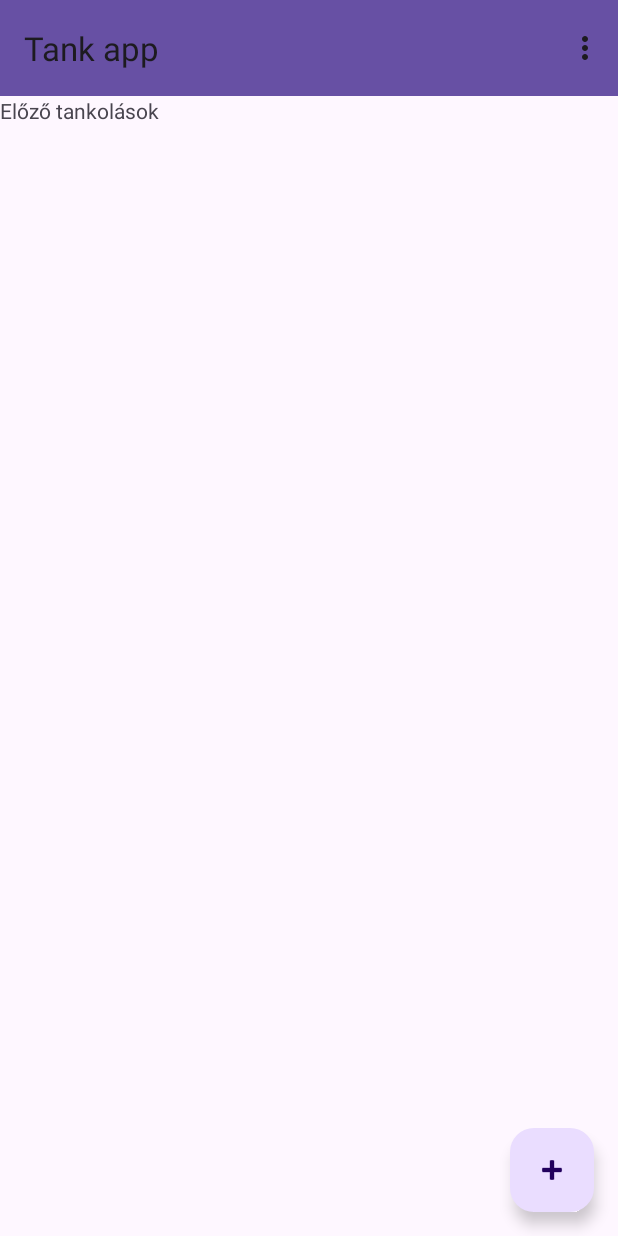
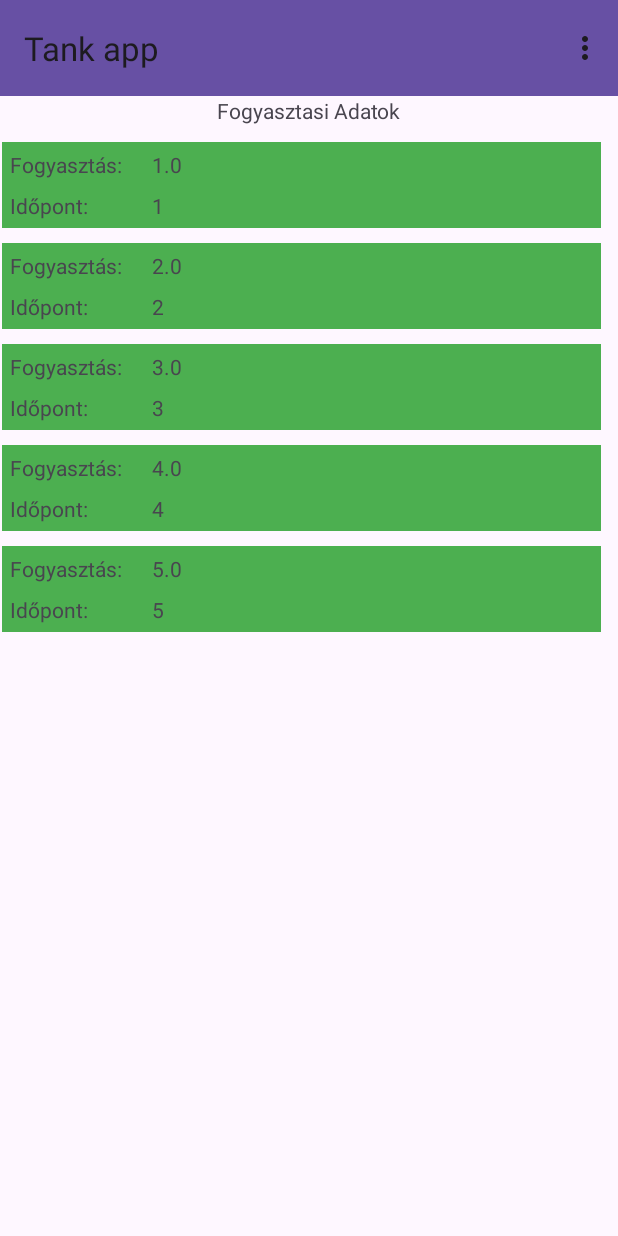
Before and after one commit to badinszky97/android_beadando, an Android app: the screen it shows after launch (MainActivity), in the options menu, after a tap on "Fogyasztási adatok", on a phone screen of 412 x 824 dp. Run offline under Robolectric (Android 15) with nearby library versions, the phone set to English and light mode, and no system bars.

Commit message:
fogyasztasi adatok lista mukodik, adapter es osztalyok keszen vannak

```diff
--- /dev/null
+++ b/app/src/main/java/hu/nje/tankolasnyilvantarto/FogyasztasiAdat.java
@@ -0,0 +1,32 @@
+package hu.nje.tankolasnyilvantarto;
+
+public class FogyasztasiAdat {
+
+    private String datum;
+
+    public float getFogyasztas() {
+        return fogyasztas;
+    }
+
+    public void setFogyasztas(float fogyasztas) {
+        this.fogyasztas = fogyasztas;
+    }
+
+    public String getDatum() {
+        return datum;
+    }
+
+    public void setDatum(String datum) {
+        this.datum = datum;
+    }
+
+    private float fogyasztas;
+
+    public FogyasztasiAdat(String datum, float fogyasztas) {
+        this.datum = datum;
+        this.fogyasztas = fogyasztas;
+    }
+
+
+
+}
--- /dev/null
+++ b/app/src/main/java/hu/nje/tankolasnyilvantarto/FogyasztasiAdatok.java
@@ -0,0 +1,51 @@
+package hu.nje.tankolasnyilvantarto;
+
+import android.os.Bundle;
+
+import androidx.fragment.app.Fragment;
+import androidx.recyclerview.widget.LinearLayoutManager;
+import androidx.recyclerview.widget.RecyclerView;
+
+import android.view.LayoutInflater;
+import android.view.View;
+import android.view.ViewGroup;
+
+public class FogyasztasiAdatok extends Fragment {
+    FogyasztasiAdat[] myListData;
+    public FogyasztasiAdatok() {
+        // Required empty public constructor
+    }
+
+    public static FogyasztasiAdatok newInstance() {
+        FogyasztasiAdatok fragment = new FogyasztasiAdatok();
+
+        return fragment;
+    }
+
+
+    @Override
+    public View onCreateView(LayoutInflater inflater, ViewGroup container,
+                             Bundle savedInstanceState) {
+        // Inflate the layout for this fragment
+        View view = inflater.inflate(R.layout.fragment_fogyasztasi_adatok, container, false);
+
+        myListData = new FogyasztasiAdat[] {
+                new FogyasztasiAdat("1",1.0f),
+                new FogyasztasiAdat("2",2.0f),
+                new FogyasztasiAdat("3",3.0f),
+                new FogyasztasiAdat("4",4.0f),
+                new FogyasztasiAdat("5",5.0f),
+
+
+        };
+
+        RecyclerView recyclerView = view.findViewById(R.id.fogyasztasiAdatokLista);
+        FogyasztasiAdatokListAdatper adapter = new FogyasztasiAdatokListAdatper(myListData);
+        recyclerView.setHasFixedSize(true);
+        recyclerView.setLayoutManager(new LinearLayoutManager(getContext()));
+        recyclerView.setAdapter(adapter);
+
+
+        return view;
+    }
+}
--- /dev/null
+++ b/app/src/main/java/hu/nje/tankolasnyilvantarto/FogyasztasiAdatokListAdatper.java
@@ -0,0 +1,53 @@
+package hu.nje.tankolasnyilvantarto;
+
+import android.view.LayoutInflater;
+import android.view.View;
+import android.view.ViewGroup;
+import android.widget.EditText;
+import android.widget.TextView;
+
+import androidx.annotation.NonNull;
+import androidx.recyclerview.widget.DiffUtil;
+import androidx.recyclerview.widget.RecyclerView;
+
+import java.util.List;
+public class FogyasztasiAdatokListAdatper extends RecyclerView.Adapter<FogyasztasiAdatokListAdatper.ViewHolder>{
+    private FogyasztasiAdat[] listdata;
+
+    // RecyclerView recyclerView;
+    public FogyasztasiAdatokListAdatper(FogyasztasiAdat[] listdata) {
+        this.listdata = listdata;
+    }
+    @Override
+    public ViewHolder onCreateViewHolder(ViewGroup parent, int viewType) {
+        LayoutInflater layoutInflater = LayoutInflater.from(parent.getContext());
+        View listItem= layoutInflater.inflate(R.layout.fogyasztasi_adatok_recycle_item, parent, false);
+        ViewHolder viewHolder = new ViewHolder(listItem);
+        return viewHolder;
+    }
+
+    @Override
+    public void onBindViewHolder(ViewHolder holder, int position) {
+        final FogyasztasiAdat myListData = listdata[position];
+        holder.fogyasztas.setText(String.valueOf(listdata[position].getFogyasztas()));
+        holder.datum.setText(String.valueOf(listdata[position].getDatum()));
+    }
+
+
+    @Override
+    public int getItemCount() {
+        return listdata.length;
+    }
+
+    public static class ViewHolder extends RecyclerView.ViewHolder {
+        public TextView fogyasztas;
+        public TextView datum;
+
+        public ViewHolder(View itemView) {
+            super(itemView);
+            this.fogyasztas = itemView.findViewById(R.id.labelFogyasztasiAdatFogyasztas);
+            this.datum = itemView.findViewById(R.id.labelFogyasztasiAdatDatum);
+
+        }
+    }
+}
--- a/app/src/main/java/hu/nje/tankolasnyilvantarto/MainActivity.java
+++ b/app/src/main/java/hu/nje/tankolasnyilvantarto/MainActivity.java
@@ -4,13 +4,9 @@ import android.os.Bundle;
 import android.view.Menu;
 import android.view.MenuItem;
 
-import androidx.activity.EdgeToEdge;
 import androidx.annotation.NonNull;
 import androidx.appcompat.app.AppCompatActivity;
 import androidx.appcompat.widget.Toolbar;
-import androidx.core.graphics.Insets;
-import androidx.core.view.ViewCompat;
-import androidx.core.view.WindowInsetsCompat;
 import androidx.fragment.app.Fragment;
 import androidx.fragment.app.FragmentManager;
 import androidx.fragment.app.FragmentTransaction;
@@ -46,7 +42,7 @@ public class MainActivity extends AppCompatActivity {
             loadFragment(new ElozoTankolasok(), "ElozoTankolasok");
         }else if (id == R.id.action_fogyasztasi_adatok) {
             //showMessage("Beállítások");
-            //loadFragment(new Categories_fragment(), "FogyasztasiAdatok");
+            loadFragment(new FogyasztasiAdatok(), "FogyasztasiAdatok");
         }
 
         return true;
--- a/app/src/main/java/hu/nje/tankolasnyilvantarto/Tankolas.java
+++ b/app/src/main/java/hu/nje/tankolasnyilvantarto/Tankolas.java
@@ -4,8 +4,6 @@ import androidx.annotation.NonNull;
 import androidx.room.ColumnInfo;
 import androidx.room.Entity;
 import androidx.room.PrimaryKey;
-
-import java.util.Date;
 
 @Entity(tableName = "word_table")
 public class Tankolas {
@@ -24,13 +22,13 @@ public class Tankolas {
     public int iMennyiseg;
 
     @ColumnInfo(name = "datum")
-    public long iDatum;
+    public long lDatum;
 
     public Tankolas(@NonNull String word, int mennyiseg, long datum)
     {
         this.mWord = word;
         this.iMennyiseg = mennyiseg;
-        this.iDatum = datum;
+        this.lDatum = datum;
     }
     public Tankolas(@NonNull String word)
     {
--- a/app/src/main/java/hu/nje/tankolasnyilvantarto/TankolasDao.java
+++ b/app/src/main/java/hu/nje/tankolasnyilvantarto/TankolasDao.java
@@ -19,6 +19,6 @@ public interface TankolasDao {
     @Query("DELETE FROM word_table")
     void deleteAll();
 
-    @Query("SELECT * FROM word_table ORDER BY word ASC")
-    LiveData<List<Tankolas>> getAlphabetizedWords();
+    @Query("SELECT * FROM word_table ORDER BY datum")
+    LiveData<List<Tankolas>> getMindenTankolas();
 }
--- a/app/src/main/java/hu/nje/tankolasnyilvantarto/TankolasRepository.java
+++ b/app/src/main/java/hu/nje/tankolasnyilvantarto/TankolasRepository.java
@@ -9,7 +9,7 @@ import java.util.List;
 class TankolasRepository {
 
     private TankolasDao mTankolasDao;
-    private LiveData<List<Tankolas>> mAllWords;
+    private LiveData<List<Tankolas>> mindenTankolas;
 
     // Note that in order to unit test the WordRepository, you have to remove the Application
     // dependency. This adds complexity and much more code, and this sample is not about testing.
@@ -18,13 +18,13 @@ class TankolasRepository {
     TankolasRepository(Application application) {
         TankolasRoomDatabase db = TankolasRoomDatabase.getDatabase(application);
         mTankolasDao = db.wordDao();
-        mAllWords = mTankolasDao.getAlphabetizedWords();
+        mindenTankolas = mTankolasDao.getMindenTankolas();
     }
 
     // Room executes all queries on a separate thread.
     // Observed LiveData will notify the observer when the data has changed.
     LiveData<List<Tankolas>> getAllWords() {
-        return mAllWords;
+        return mindenTankolas;
     }
 
     // You must call this on a non-UI thread or your app will throw an exception. Room ensures
--- a/app/src/main/java/hu/nje/tankolasnyilvantarto/TankolasViewHolder.java
+++ b/app/src/main/java/hu/nje/tankolasnyilvantarto/TankolasViewHolder.java
@@ -24,7 +24,7 @@ class TankolasViewHolder extends RecyclerView.ViewHolder {
     public void bind(Tankolas ujElem) {
 
         megjegyzes.setText(ujElem.getWord());
-        Timestamp ujidopont = new Timestamp(ujElem.iDatum);
+        Timestamp ujidopont = new Timestamp(ujElem.lDatum);
         idopont.setText(ujidopont.toString());
         mennyiseg.setText(String.valueOf(ujElem.iMennyiseg));
     }
--- /dev/null
+++ b/app/src/main/res/layout/fogyasztasi_adatok_recycle_item.xml
@@ -0,0 +1,47 @@
+<?xml version="1.0" encoding="utf-8"?>
+<androidx.constraintlayout.widget.ConstraintLayout xmlns:android="http://schemas.android.com/apk/res/android"
+    xmlns:app="http://schemas.android.com/apk/res-auto"
+    xmlns:tools="http://schemas.android.com/tools"
+    android:id="@+id/Layout1"
+    android:layout_width="match_parent"
+    android:layout_height="wrap_content"
+    android:layout_marginTop="10sp"
+    android:layout_marginEnd="10sp"
+    android:background="#4CAF50"
+    android:padding="5sp">
+
+    <TextView
+        android:id="@+id/label11"
+        android:layout_width="wrap_content"
+        android:layout_height="wrap_content"
+        android:text="Fogyasztás:"
+        app:layout_constraintStart_toStartOf="parent"
+        app:layout_constraintTop_toTopOf="parent" />
+
+    <TextView
+        android:id="@+id/labelFogyasztasiAdatFogyasztas"
+        android:layout_width="wrap_content"
+        android:layout_height="wrap_content"
+        android:layout_marginStart="20dp"
+        android:text="TextView"
+        app:layout_constraintStart_toEndOf="@+id/label11"
+        app:layout_constraintTop_toTopOf="parent" />
+
+    <TextView
+        android:id="@+id/label22"
+        android:layout_width="wrap_content"
+        android:layout_height="wrap_content"
+        android:layout_marginTop="8dp"
+        android:text="Időpont:"
+        app:layout_constraintStart_toStartOf="parent"
+        app:layout_constraintTop_toBottomOf="@+id/label11" />
+
+    <TextView
+        android:id="@+id/labelFogyasztasiAdatDatum"
+        android:layout_width="wrap_content"
+        android:layout_height="wrap_content"
+        android:text="TextView"
+        app:layout_constraintStart_toStartOf="@+id/labelFogyasztasiAdatFogyasztas"
+        app:layout_constraintTop_toTopOf="@+id/label22" />
+
+</androidx.constraintlayout.widget.ConstraintLayout>
--- /dev/null
+++ b/app/src/main/res/layout/fragment_fogyasztasi_adatok.xml
@@ -0,0 +1,30 @@
+<?xml version="1.0" encoding="utf-8"?>
+<androidx.constraintlayout.widget.ConstraintLayout xmlns:android="http://schemas.android.com/apk/res/android"
+    xmlns:app="http://schemas.android.com/apk/res-auto"
+    xmlns:tools="http://schemas.android.com/tools"
+    android:id="@+id/Layout"
+    android:layout_width="match_parent"
+    android:layout_height="match_parent"
+    tools:context=".FogyasztasiAdatok" >
+
+    <TextView
+        android:id="@+id/textView4"
+        android:layout_width="wrap_content"
+        android:layout_height="wrap_content"
+        android:text="Fogyasztasi Adatok"
+        app:layout_constraintEnd_toEndOf="parent"
+        app:layout_constraintStart_toStartOf="parent"
+        app:layout_constraintTop_toTopOf="parent" />
+
+    <androidx.recyclerview.widget.RecyclerView
+        android:id="@+id/fogyasztasiAdatokLista"
+        android:layout_width="0dp"
+        android:layout_height="0dp"
+        android:layout_marginStart="1dp"
+        android:layout_marginTop="1dp"
+        android:layout_marginEnd="1dp"
+        app:layout_constraintBottom_toBottomOf="parent"
+        app:layout_constraintEnd_toEndOf="parent"
+        app:layout_constraintStart_toStartOf="parent"
+        app:layout_constraintTop_toBottomOf="@+id/textView4" />
+</androidx.constraintlayout.widget.ConstraintLayout>
```
